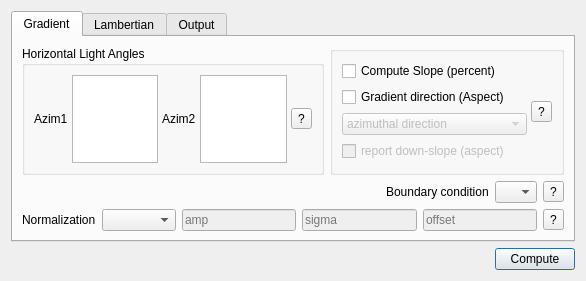
This is deps/ui/grdgradient_dialog.ui in GenericMappingTools/InteractiveGMT as Qt 5 draws it before an edit. The edited form follows.
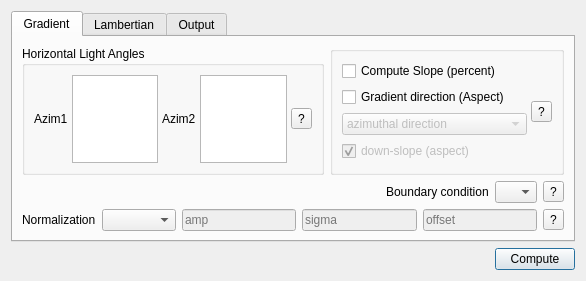
This is the edited form.

Commit message: grdseamount dialog; grdgradient aspect and flat-ground fixes

Diff of the .ui file:
```diff
--- a/deps/ui/grdgradient_dialog.ui
+++ b/deps/ui/grdgradient_dialog.ui
@@ -160,8 +160,11 @@
                 <property name="enabled">
                  <bool>false</bool>
                 </property>
+                <property name="checked">
+                 <bool>true</bool>
+                </property>
                 <property name="text">
-                 <string>report down-slope (aspect)</string>
+                 <string>down-slope (aspect)</string>
                 </property>
                 <property name="toolTip">
                  <string>-Da: the aspect, i.e. the DOWN-slope direction. Unticked, the module reports the up-slope one.</string>
```
Left out of the diff: 2 changed lines with no effect on the pictures. The commit also changes 12 other files.
